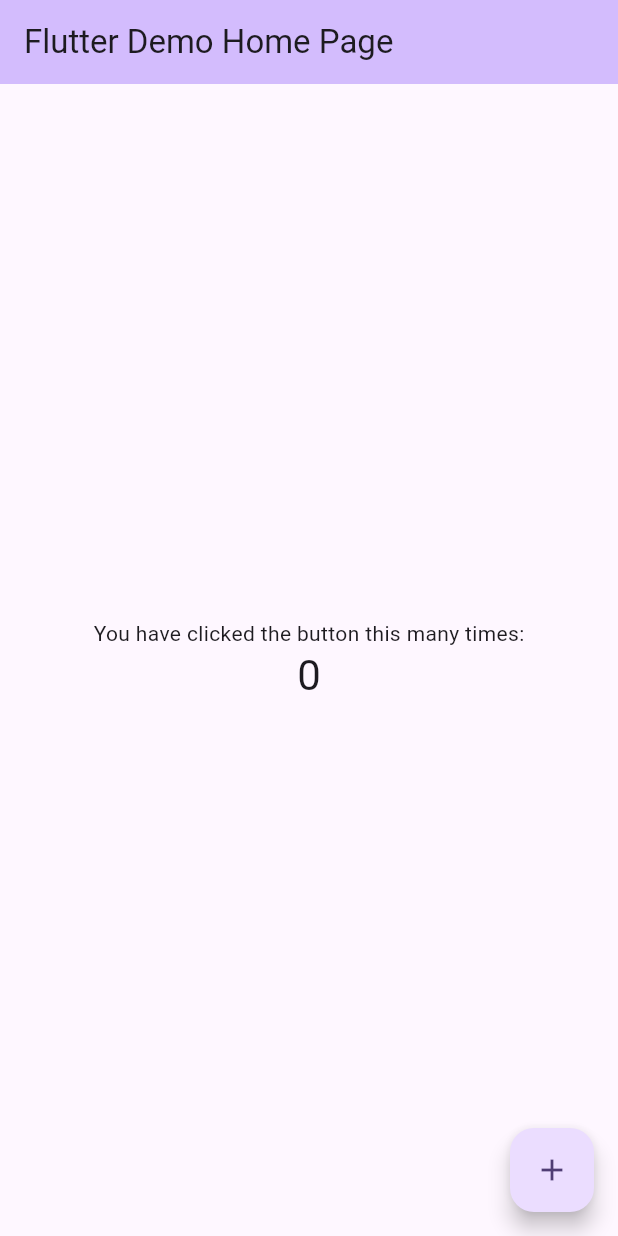
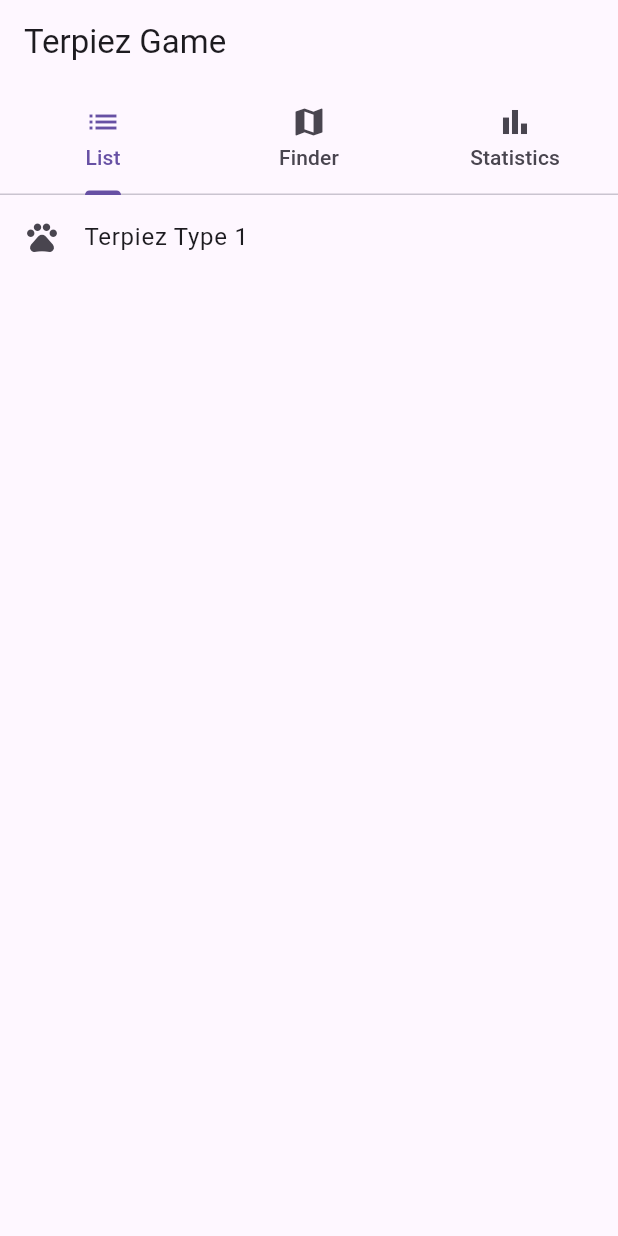
Before and after one commit to umangj123/FlutterApp, a Flutter app: the screen it shows after launch, on a phone screen of 412 x 824 dp. Run offline on Flutter 3.47's test engine with Material 3 defaults, Android fonts, the phone set to English and light mode, and no system bars.

Commit message:
phase 1 code

```diff
--- a/terpiez/lib/main.dart
+++ b/terpiez/lib/main.dart
@@ -1,125 +1,125 @@
 import 'package:flutter/material.dart';
 
 void main() {
-  runApp(const MyApp());
+  runApp(MyApp());
 }
 
 class MyApp extends StatelessWidget {
-  const MyApp({super.key});
-
-  // This widget is the root of your application.
   @override
   Widget build(BuildContext context) {
     return MaterialApp(
-      title: 'Flutter Demo',
+      title: 'Terpiez Game',
       theme: ThemeData(
-        // This is the theme of your application.
-        //
-        // TRY THIS: Try running your application with "flutter run". You'll see
-        // the application has a purple toolbar. Then, without quitting the app,
-        // try changing the seedColor in the colorScheme below to Colors.green
-        // and then invoke "hot reload" (save your changes or press the "hot
-        // reload" button in a Flutter-supported IDE, or press "r" if you used
-        // the command line to start the app).
-        //
-        // Notice that the counter didn't reset back to zero; the application
-        // state is not lost during the reload. To reset the state, use hot
-        // restart instead.
-        //
-        // This works for code too, not just values: Most code changes can be
-        // tested with just a hot reload.
-        colorScheme: ColorScheme.fromSeed(seedColor: Colors.deepPurple),
-        useMaterial3: true,
+        primarySwatch: Colors.blue,
       ),
-      home: const MyHomePage(title: 'Flutter Demo Home Page'),
+      home: MyHomePage(),
     );
   }
 }
 
 class MyHomePage extends StatefulWidget {
-  const MyHomePage({super.key, required this.title});
+  @override
+  _MyHomePageState createState() => _MyHomePageState();
+}
 
-  // This widget is the home page of your application. It is stateful, meaning
-  // that it has a State object (defined below) that contains fields that affect
-  // how it looks.
-
-  // This class is the configuration for the state. It holds the values (in this
-  // case the title) provided by the parent (in this case the App widget) and
-  // used by the build method of the State. Fields in a Widget subclass are
-  // always marked "final".
-
-  final String title;
+class _MyHomePageState extends State<MyHomePage> with SingleTickerProviderStateMixin {
+  late TabController _tabController;
 
   @override
-  State<MyHomePage> createState() => _MyHomePageState();
-}
-
-class _MyHomePageState extends State<MyHomePage> {
-  int _counter = 0;
-
-  void _incrementCounter() {
-    setState(() {
-      // This call to setState tells the Flutter framework that something has
-      // changed in this State, which causes it to rerun the build method below
-      // so that the display can reflect the updated values. If we changed
-      // _counter without calling setState(), then the build method would not be
-      // called again, and so nothing would appear to happen.
-      _counter++;
-    });
+  void initState() {
+    super.initState();
+    _tabController = TabController(length: 3, vsync: this);
   }
 
   @override
   Widget build(BuildContext context) {
-    // This method is rerun every time setState is called, for instance as done
-    // by the _incrementCounter method above.
-    //
-    // The Flutter framework has been optimized to make rerunning build methods
-    // fast, so that you can just rebuild anything that needs updating rather
-    // than having to individually change instances of widgets.
     return Scaffold(
       appBar: AppBar(
-        // TRY THIS: Try changing the color here to a specific color (to
-        // Colors.amber, perhaps?) and trigger a hot reload to see the AppBar
-        // change color while the other colors stay the same.
-        backgroundColor: Theme.of(context).colorScheme.inversePrimary,
-        // Here we take the value from the MyHomePage object that was created by
-        // the App.build method, and use it to set our appbar title.
-        title: Text(widget.title),
-      ),
-      body: Center(
-        // Center is a layout widget. It takes a single child and positions it
-        // in the middle of the parent.
-        child: Column(
-          // Column is also a layout widget. It takes a list of children and
-          // arranges them vertically. By default, it sizes itself to fit its
-          // children horizontally, and tries to be as tall as its parent.
-          //
-          // Column has various properties to control how it sizes itself and
-          // how it positions its children. Here we use mainAxisAlignment to
-          // center the children vertically; the main axis here is the vertical
-          // axis because Columns are vertical (the cross axis would be
-          // horizontal).
-          //
-          // TRY THIS: Invoke "debug painting" (choose the "Toggle Debug Paint"
-          // action in the IDE, or press "p" in the console), to see the
-          // wireframe for each widget.
-          mainAxisAlignment: MainAxisAlignment.center,
-          children: <Widget>[
-            const Text(
-              'You have clicked the button this many times:',
-            ),
-            Text(
-              '$_counter',
-              style: Theme.of(context).textTheme.headlineMedium,
-            ),
+        title: Text('Terpiez Game'),
+        bottom: TabBar(
+          controller: _tabController,
+          tabs:  const [
+            Tab(icon: Icon(Icons.list), text: "List"),
+            Tab(icon: Icon(Icons.map), text: "Finder"),
+            Tab(icon: Icon(Icons.bar_chart), text: "Statistics"),
           ],
         ),
       ),
-      floatingActionButton: FloatingActionButton(
-        onPressed: _incrementCounter,
-        tooltip: 'Increment',
-        child: const Icon(Icons.add),
-      ), // This trailing comma makes auto-formatting nicer for build methods.
+      body: TabBarView(
+        controller: _tabController,
+        children: [
+          ListTab(),
+          FinderTab(),
+          StatisticsTab(),
+        ],
+      ),
     );
   }
 }
+
+
+class ListTab extends StatelessWidget {
+  @override
+  Widget build(BuildContext context) {
+    return ListView(
+      children: <Widget>[
+        ListTile(
+          leading: Icon(Icons.pets),
+          title: Text('Terpiez Type 1'),
+          onTap: () {
+            Navigator.push(context, MaterialPageRoute(builder: (context) => DetailsScreen()));
+          },
+        ),
+        // Add more list tiles for other types
+      ],
+    );
+  }
+}
+
+class FinderTab extends StatelessWidget {
+  @override
+  Widget build(BuildContext context) {
+    return Center(
+      child: Column(
+        mainAxisAlignment: MainAxisAlignment.center,
+        children: <Widget>[
+          Image.asset('assets/map.png'), // Ensure you have this asset
+          Text('Distance to nearest Terpiez: 100m'),
+        ],
+      ),
+    );
+  }
+}
+
+class StatisticsTab extends StatelessWidget {
+  @override
+  Widget build(BuildContext context) {
+    return Center(
+      child: Column(
+        mainAxisAlignment: MainAxisAlignment.center,
+        children: <Widget>[
+          Text('Total Captures: 10'),
+          Text('Days Played: 5'),
+        ],
+      ),
+    );
+  }
+}
+
+class DetailsScreen extends StatelessWidget {
+  @override
+  Widget build(BuildContext context) {
+    return Scaffold(
+      appBar: AppBar(title: Text('Terpiez Details')),
+      body: Center(
+        child: Column(
+          mainAxisAlignment: MainAxisAlignment.center,
+          children: <Widget>[
+            Icon(Icons.pets, size: 100),
+            Text('Terpiez Name'),
+          ],
+        ),
+      ),
+    );
+  }
+}
--- a/terpiez/pubspec.yaml
+++ b/terpiez/pubspec.yaml
@@ -62,7 +62,8 @@ flutter:
   # assets:
   #   - images/a_dot_burr.jpeg
   #   - images/a_dot_ham.jpeg
-
+  assets:
+    - assets/map.png
   # An image asset can refer to one or more resolution-specific "variants", see
   # https://flutter.dev/assets-and-images/#resolution-aware
 
```
Also changed, not shown: terpiez/assets/map.png (added), 1 other file.
